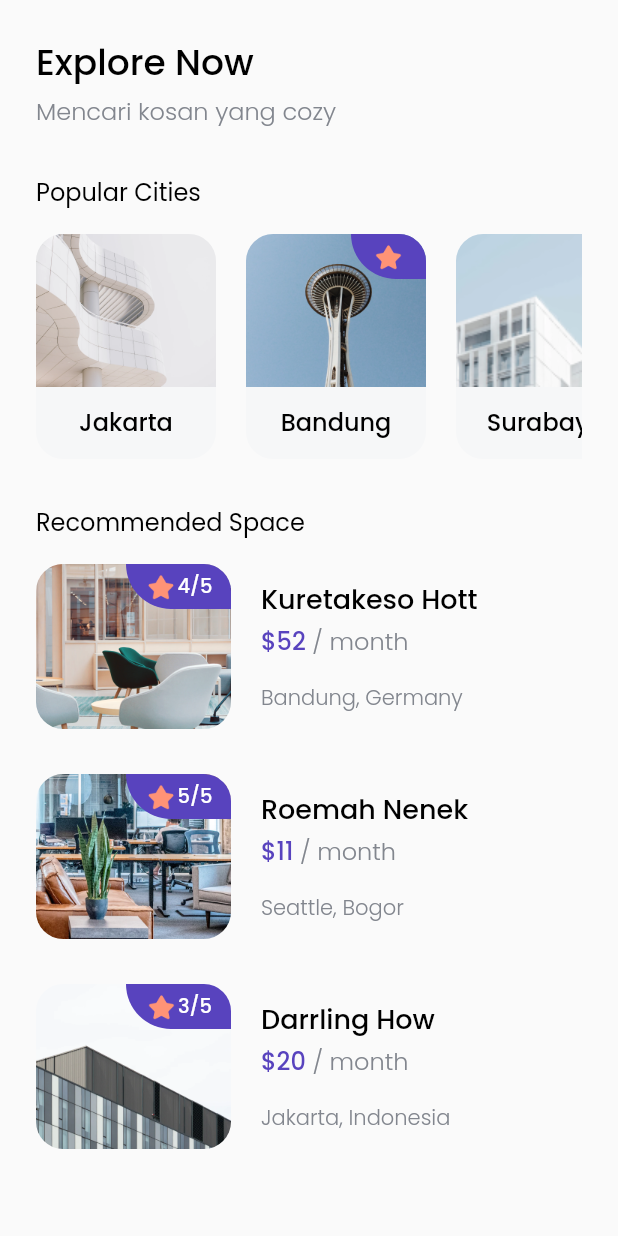
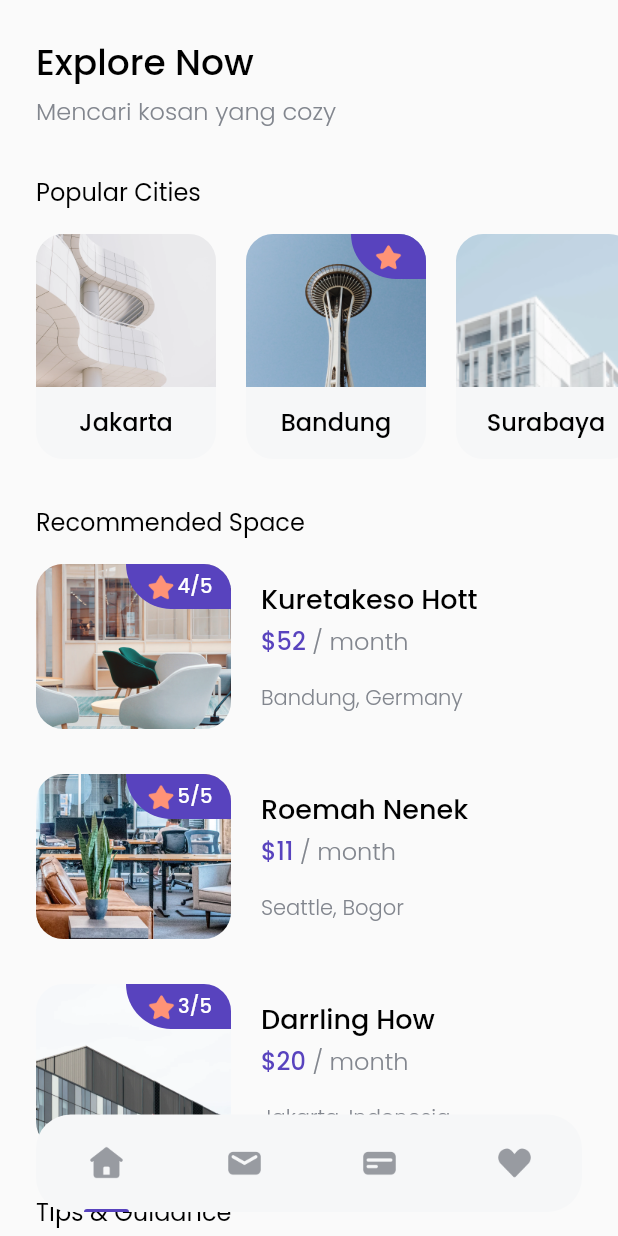
Before and after one commit to asrafilll/bwa_cozy, a Flutter app: the HomePage screen opened directly, on a phone screen of 412 x 824 dp. Run offline on Flutter 3.47's test engine with Material 2 defaults, Android fonts, the phone set to English and light mode, and no system bars; our stand-ins replace google_fonts.

Commit message:
HomePage done

```diff
--- a/lib/pages/home_page.dart
+++ b/lib/pages/home_page.dart
@@ -13,24 +13,32 @@ class HomePage extends StatelessWidget {
   Widget build(BuildContext context) {
     return Scaffold(
       body: SafeArea(
-          child: Padding(
-        padding: const EdgeInsets.all(24.0),
           child: ListView(
         children: [
+          SizedBox(
+            height: edge,
+          ),
           // NOTE: TITLE/HEADER
-            Text(
+          Padding(
+            padding: EdgeInsets.only(left: edge),
+            child: Text(
               "Explore Now",
               style: blackTextStyle.copyWith(
                 fontSize: 24,
               ),
             ),
+          ),
           SizedBox(
             height: 2,
           ),
-            Text(
+
+          Padding(
+            padding: EdgeInsets.only(left: edge),
+            child: Text(
               "Mencari kosan yang cozy",
               style: greyTextStyle.copyWith(
                 fontSize: 16,
+              ),
             ),
           ),
           SizedBox(
@@ -38,16 +46,21 @@ class HomePage extends StatelessWidget {
           ),
 
           // NOTE : POPULAR CITIES
-            Text(
+          Padding(
+            padding: EdgeInsets.only(left: edge),
+            child: Text(
               "Popular Cities",
               style: regularTextStyle.copyWith(
                 fontSize: 16,
               ),
             ),
+          ),
           SizedBox(
             height: 16,
           ),
-            Container(
+          Padding(
+            padding: EdgeInsets.only(left: edge),
+            child: Container(
               height: 150,
               child: ListView(
                 scrollDirection: Axis.horizontal,
@@ -79,18 +92,24 @@ class HomePage extends StatelessWidget {
                 ],
               ),
             ),
+          ),
           SizedBox(
             height: 30,
           ),
           // NOTE : RECOMMENDED SPACE
-            Text("Recommended Space",
+          Padding(
+            padding: EdgeInsets.only(left: edge),
+            child: Text("Recommended Space",
                 style: regularTextStyle.copyWith(
                   fontSize: 16,
                 )),
+          ),
           SizedBox(
             height: 16,
           ),
-            Column(
+          Padding(
+            padding: EdgeInsets.only(left: edge),
+            child: Column(
               children: [
                 SpaceCard(Space(
                     id: 1,
@@ -124,48 +143,72 @@ class HomePage extends StatelessWidget {
                     rate: 3)),
               ],
             ),
+          ),
           SizedBox(
             height: 30,
           ),
           //NOTE : TIPS & GUIDANCE
-            Text(
+          Padding(
+            padding: EdgeInsets.only(left: edge),
+            child: Text(
               "Tips & Guidance",
               style: regularTextStyle.copyWith(fontSize: 16),
+            ),
           ),
           SizedBox(
             height: 16,
           ),
-            TipsCard(Tips(
+          Padding(
+            padding: EdgeInsets.only(left: edge),
+            child: TipsCard(Tips(
                 id: 1,
                 name: 'City Guidelines',
                 imageUrl: 'assets/images/tips1.png',
                 updatedTime: 'Updated 20 Apr')),
+          ),
           SizedBox(
             height: 20,
           ),
-            TipsCard(Tips(
+          Padding(
+              padding: EdgeInsets.only(left: edge),
+              child: TipsCard(Tips(
                   id: 2,
                   name: 'Jakarta Fairship',
                   imageUrl: 'assets/images/tips2.png',
-                updatedTime: 'Updated 11 Dec')),
+                  updatedTime: 'Updated 11 Dec'))),
           SizedBox(
-              height: 50,
+            height: 60 + edge,
           ),
-            Container(
+        ],
+      )),
+      floatingActionButton: Container(
         height: 65,
-              width: MediaQuery.of(context).size.width,
+        width: MediaQuery.of(context).size.width - (2 * edge),
         decoration: BoxDecoration(
-                  color: Color(0xffF6F7F8),
-                  borderRadius: BorderRadius.circular(23)),
+            color: Color(0xffF6F7F8), borderRadius: BorderRadius.circular(23)),
         child: Row(
+          mainAxisAlignment: MainAxisAlignment.spaceAround,
           children: [
-                  BottomNavbarItem(),
+            BottomNavbarItem(
+              imageUrl: 'assets/images/icon_home.png',
+              isActive: true,
+            ),
+            BottomNavbarItem(
+              imageUrl: 'assets/images/icon_mail.png',
+              isActive: false,
+            ),
+            BottomNavbarItem(
+              imageUrl: 'assets/images/icon_card.png',
+              isActive: false,
+            ),
+            BottomNavbarItem(
+              imageUrl: 'assets/images/icon_love.png',
+              isActive: false,
+            ),
           ],
         ),
-            )
-          ],
       ),
-      )),
+      floatingActionButtonLocation: FloatingActionButtonLocation.centerFloat,
     );
   }
 }
--- a/lib/widgets/bottom_navbar_item.dart
+++ b/lib/widgets/bottom_navbar_item.dart
@@ -1,14 +1,31 @@
+import 'package:bwa_cozy/theme.dart';
 import 'package:flutter/material.dart';
 
 class BottomNavbarItem extends StatelessWidget {
+  final String imageUrl;
+  final bool isActive;
+  BottomNavbarItem({required this.imageUrl, required this.isActive});
+
   @override
   Widget build(BuildContext context) {
     return Column(
       children: [
+        Spacer(),
         Image.asset(
-          'assets/images/icon_home.png',
+          imageUrl,
           width: 26,
-        )
+        ),
+        Spacer(),
+        isActive
+            ? Container(
+                width: 30,
+                height: 2,
+                decoration: BoxDecoration(
+                    color: purpleColor,
+                    borderRadius:
+                        BorderRadius.vertical(top: Radius.circular(1000))),
+              )
+            : Container(),
       ],
     );
   }
```
Lines whose indentation alone changed are shown as unchanged.
